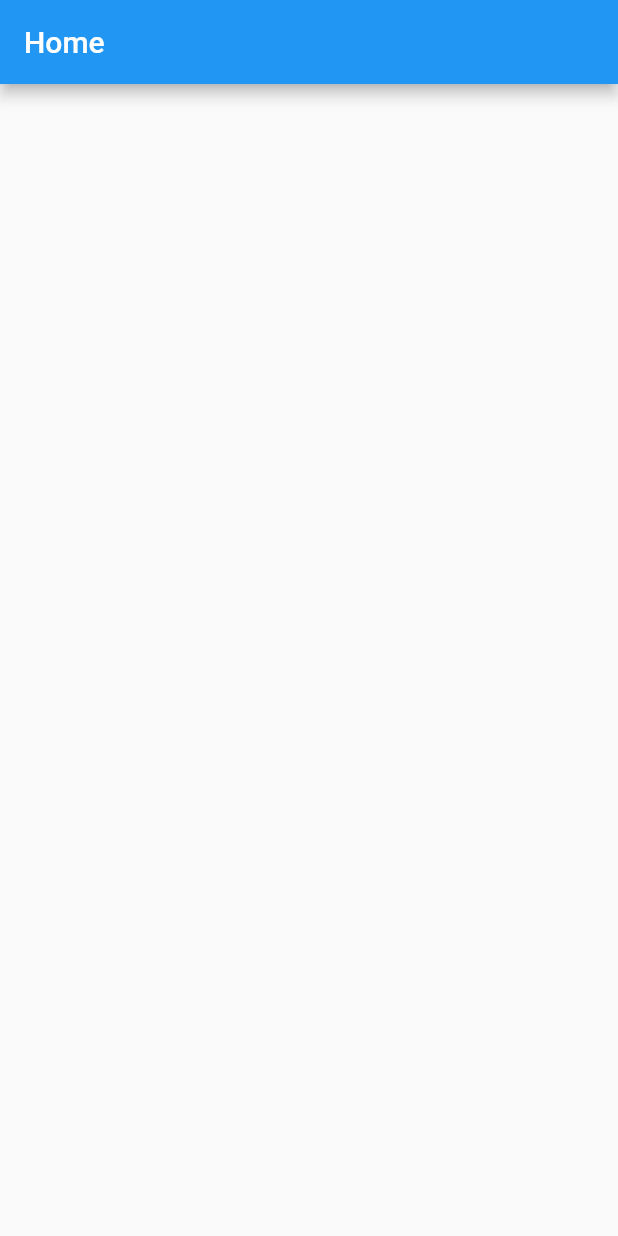
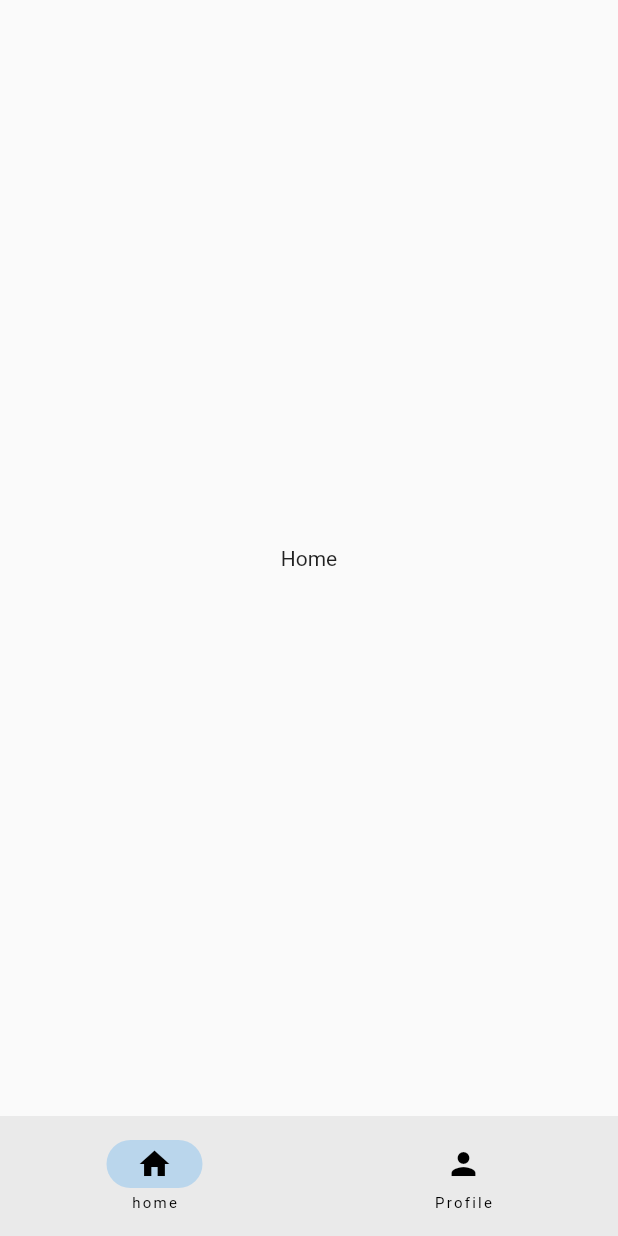
Before and after one commit to AncientCraft/exchange, a Flutter app: the screen it shows after launch, on a phone screen of 412 x 824 dp. Run offline on Flutter 3.47's test engine with Material 2 defaults, Android fonts, the phone set to English and light mode, and no system bars; our stand-ins replace auto_route, hooks_riverpod.

Commit message:
auto router Nested Navigation

```diff
--- a/lib/main.dart
+++ b/lib/main.dart
@@ -1,13 +1,18 @@
 import 'package:flutter/material.dart';
+import 'package:hooks_riverpod/hooks_riverpod.dart';
 
 import 'routes/router.dart';
 
 void main() {
-  runApp(App());
+  runApp(
+    ProviderScope(
+      child: App(),
+    ),
+  );
 }
 
 class App extends StatelessWidget {
-  App({super.key});
+  App({Key? key}) : super(key: key);
 
   final _appRouter = AppRouter();
 
--- a/lib/pages/home_page.dart
+++ b/lib/pages/navigation/home_page.dart
@@ -1,4 +1,4 @@
-import 'package:auto_route/annotations.dart';
+import 'package:auto_route/auto_route.dart';
 import 'package:flutter/material.dart';
 
 @RoutePage()
@@ -7,10 +7,8 @@ class HomePage extends StatelessWidget {
 
   @override
   Widget build(BuildContext context) {
-    return Scaffold(
-      appBar: AppBar(
-        title: const Text('Home'),
-      ),
+    return const Center(
+      child: Text('Home'),
     );
   }
 }
--- /dev/null
+++ b/lib/pages/root_page.dart
@@ -0,0 +1,59 @@
+import 'package:auto_route/auto_route.dart';
+// import 'package:exchange/pages/navigation/home_page.dart';
+// import 'package:exchange/pages/navigation/market_page.dart';
+import 'package:exchange/routes/router.dart';
+import 'package:flutter/material.dart';
+
+@RoutePage()
+class RootPage extends StatelessWidget {
+  const RootPage({super.key});
+
+  // int currentPage = 0;
+  @override
+  Widget build(BuildContext context) {
+    return AutoTabsRouter(
+      routes: const [
+        HomeRoute(),
+        MarketRoute(),
+      ],
+      transitionBuilder: (context, child, animation) => FadeTransition(
+        opacity: animation,
+        child: child,
+      ),
+      builder: (context, child) {
+        final tabsRouter = AutoTabsRouter.of(context);
+        return Scaffold(
+          body: child,
+          bottomNavigationBar: NavigationBar(
+            destinations: const [
+              NavigationDestination(icon: Icon(Icons.home), label: 'home'),
+              NavigationDestination(icon: Icon(Icons.person), label: 'Profile'),
+            ],
+            onDestinationSelected: (int index) {
+              tabsRouter.setActiveIndex(index);
+            },
+            selectedIndex: tabsRouter.activeIndex,
+          ),
+        );
+      },
+    );
+    // return Scaffold(
+    //   appBar: AppBar(
+    //     title: const Text('Root'),
+    //   ),
+    //   body: pages[currentPage],
+    //   bottomNavigationBar: NavigationBar(
+    //     destinations: const [
+    //       NavigationDestination(icon: Icon(Icons.home), label: 'home'),
+    //       NavigationDestination(icon: Icon(Icons.person), label: 'Profile'),
+    //     ],
+    //     onDestinationSelected: (int index) {
+    //       setState(() {
+    //         currentPage = index;
+    //       });
+    //     },
+    //     selectedIndex: currentPage,
+    //   ),
+    // );
+  }
+}
--- a/lib/routes/router.dart
+++ b/lib/routes/router.dart
@@ -1,11 +1,25 @@
 import 'package:auto_route/auto_route.dart';
-import '../pages/home_page.dart';
+import '../pages/app_page.dart';
+import '../pages/sign_in_page.dart';
+import '../pages/root_page.dart';
+import '../pages/navigation/home_page.dart';
+import '../pages/navigation/market_page.dart';
 part 'router.gr.dart';
 
 @AutoRouterConfig(replaceInRouteName: 'Page,Route')
 class AppRouter extends _$AppRouter {
   @override
   List<AutoRoute> get routes => [
-        AutoRoute(page: HomeRoute.page, initial: true),
+        AutoRoute(page: AppRoute.page, initial: false),
+        AutoRoute(page: SignInRoute.page, path: '/sign-in'),
+        AutoRoute(
+          page: RootRoute.page,
+          path: '/root',
+          initial: true,
+          children: [
+            AutoRoute(page: HomeRoute.page, path: 'home'),
+            AutoRoute(page: MarketRoute.page, path: 'market'),
+          ],
+        ),
       ];
 }
```
Also changed, not shown: lib/pages/app_page.dart (added, +24 -0 lines), lib/pages/navigation/market_page.dart (added, +33 -0 lines), lib/pages/sign_in_page.dart (added, +52 -0 lines), lib/routes/router.gr.dart, 1 other file.
